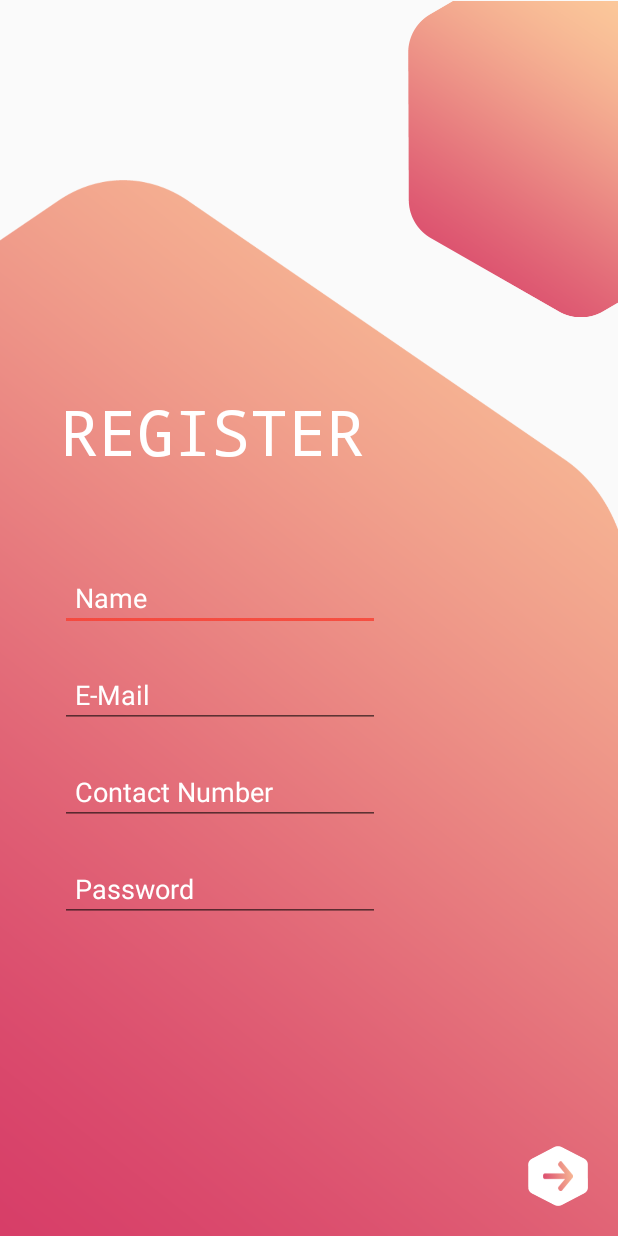
After one commit to kirito04/Real-Estate, an Android app: the RegisterActivity screen opened directly, with no data from a screen before it, on a phone screen of 412 x 824 dp. The commit adds this screen. Run offline under Robolectric (Android 15) with nearby library versions, the phone set to English and light mode, and no system bars; our stand-ins replace Firebase (no records; nobody signed in at launch, a user with empty details on screens opened directly).

Commit message:
Created register page UI and bla bla.....

```diff
--- a/app/src/main/AndroidManifest.xml
+++ b/app/src/main/AndroidManifest.xml
@@ -9,7 +9,8 @@
         android:roundIcon="@mipmap/ic_launcher_round"
         android:supportsRtl="true"
         android:theme="@style/AppTheme">
-        <activity android:name=".Activities.LoginActivity"></activity>
+        <activity android:name=".Activities.RegisterActivity"></activity>
+        <activity android:name=".Activities.LoginActivity" />
         <activity android:name=".Activities.MainActivity">
             <intent-filter>
                 <action android:name="android.intent.action.MAIN" />
--- a/app/src/main/java/com/example/realestate/Activities/LoginActivity.java
+++ b/app/src/main/java/com/example/realestate/Activities/LoginActivity.java
@@ -72,8 +72,26 @@ public class LoginActivity extends AppCompatActivity {
                 mUser = firebaseAuth.getCurrentUser();
                 if(mUser!=null){
                     // SIGNED IN
+                    String userId = mUser.getUid();
+                    mDatabaseRef.child(userId).addListenerForSingleValueEvent(new ValueEventListener() {
+                        @Override
+                        public void onDataChange(@NonNull DataSnapshot dataSnapshot) {
+                            if(dataSnapshot.exists()){       // Current user exists in registered user database--CUSTOMER
+                                Toast.makeText(LoginActivity.this,"Signed In as User",Toast.LENGTH_SHORT).show();
+                                // TODO Move to details activity for customer
+                            }else{                          // Current User does'nt exist in registered user database--ADMIN
+                                Toast.makeText(LoginActivity.this,"Signed In as Admin",Toast.LENGTH_SHORT).show();
+                                // TODO Move to details activity for admin
+                            }
+                            //finish();
+                        }
+
+                        @Override
+                        public void onCancelled(@NonNull DatabaseError databaseError) {
+
+                        }
+                    });
                     Toast.makeText(LoginActivity.this,"You are signed in",Toast.LENGTH_LONG).show();
-                    // TODO Move to details activity
                     //finish();
                 }else{
                     Toast.makeText(LoginActivity.this,"Not signed in",Toast.LENGTH_LONG).show();
@@ -98,7 +116,7 @@ public class LoginActivity extends AppCompatActivity {
             @Override
             public void onClick(View v) {
                 // TODO Go to register activity
-                //startActivity(new Intent(LoginActivity.this,RegisterActivity.class));
+                startActivity(new Intent(LoginActivity.this,RegisterActivity.class));
                 finish();
             }
         });
--- /dev/null
+++ b/app/src/main/java/com/example/realestate/Activities/RegisterActivity.java
@@ -0,0 +1,111 @@
+package com.example.realestate.Activities;
+
+import androidx.annotation.NonNull;
+import androidx.appcompat.app.AppCompatActivity;
+
+import android.content.Context;
+import android.content.Intent;
+import android.os.Bundle;
+import android.text.TextUtils;
+import android.util.Log;
+import android.view.View;
+import android.widget.Button;
+import android.widget.EditText;
+import android.widget.Toast;
+
+import com.example.realestate.R;
+import com.google.android.gms.tasks.OnCompleteListener;
+import com.google.android.gms.tasks.OnSuccessListener;
+import com.google.android.gms.tasks.Task;
+import com.google.firebase.auth.AuthResult;
+import com.google.firebase.auth.FirebaseAuth;
+import com.google.firebase.auth.FirebaseUser;
+import com.google.firebase.database.DatabaseReference;
+import com.google.firebase.database.FirebaseDatabase;
+
+public class RegisterActivity extends AppCompatActivity {
+
+    private EditText nameText;
+    private EditText emailText;
+    private EditText contactNumberText;
+    private EditText passwordText;
+    private Button signUpButton;
+
+    private FirebaseDatabase firebaseDatabase;
+    private DatabaseReference databaseReference;
+    private FirebaseAuth firebaseAuth;
+
+
+    @Override
+    protected void onCreate(Bundle savedInstanceState) {
+        super.onCreate(savedInstanceState);
+        setTheme(R.style.LoginPage);
+        setContentView(R.layout.activity_register);
+
+        getSupportActionBar().hide();
+
+        firebaseDatabase = FirebaseDatabase.getInstance();
+        databaseReference = firebaseDatabase.getReference("Registered Users");
+        firebaseAuth = FirebaseAuth.getInstance();
+
+        nameText = findViewById(R.id.registerNameID);
+        emailText = findViewById(R.id.registerMailID);
+        contactNumberText = findViewById(R.id.registerContactID);
+        passwordText = findViewById(R.id.registerPassID);
+        signUpButton = findViewById(R.id.registerSignupButtonID);
+
+
+        signUpButton.setOnClickListener(new View.OnClickListener() {
+            @Override
+            public void onClick(View v) {
+                String name = nameText.getText().toString().trim();
+                String email = emailText.getText().toString().trim();
+                String contactNumber = contactNumberText.getText().toString().trim();
+                String password = passwordText.getText().toString().trim();
+
+                if(!TextUtils.isEmpty(name)&&!TextUtils.isEmpty(email)&&!TextUtils.isEmpty(contactNumber)&&!TextUtils.isEmpty(password)){
+                    Log.d("ABCD","Clicked On SignUp Button and all fields filled");
+                    createUser(name,email,contactNumber,password);
+                }else{
+                    Toast.makeText(RegisterActivity.this, "Please fill all fields.", Toast.LENGTH_LONG).show();
+                }
+            }
+        });
+
+
+
+    }
+
+
+    private void createUser(final String name, final String email, final String contactNumber, final String password){
+
+        firebaseAuth.createUserWithEmailAndPassword(email,password).addOnSuccessListener(this, new OnSuccessListener<AuthResult>() {
+            @Override
+            public void onSuccess(AuthResult authResult) {
+                if(authResult!=null){
+
+                    Log.d("ABCD","authResult is not null");
+
+                    FirebaseUser user = authResult.getUser();
+
+                    DatabaseReference userData = databaseReference.child(user.getUid());
+                    userData.child("name").setValue(name);
+                    userData.child("email").setValue(email);
+                    userData.child("contact").setValue(contactNumber);
+                    userData.child("password").setValue(password);
+                    Toast.makeText(RegisterActivity.this,"SUCCESS",Toast.LENGTH_LONG).show();
+
+                    startActivity(new Intent(RegisterActivity.this,LoginActivity.class));
+                    finish();
+
+                }else{
+                    Log.w("ABCD", "createUserWithEmail:failure");
+                    Toast.makeText(RegisterActivity.this, "Authentication failed.",
+                            Toast.LENGTH_SHORT).show();
+                }
+            }
+        });
+
+    }
+
+}
--- a/app/src/main/res/layout/activity_login.xml
+++ b/app/src/main/res/layout/activity_login.xml
@@ -43,6 +43,7 @@
                 android:layout_height="wrap_content"
                 android:text="LOGIN"
                 android:textSize="34sp"
+                android:fontFamily="monospace"
                 android:textColor="@color/common_google_signin_btn_text_dark"/>
 
             <EditText
--- /dev/null
+++ b/app/src/main/res/layout/activity_register.xml
@@ -0,0 +1,120 @@
+<?xml version="1.0" encoding="utf-8"?>
+<LinearLayout xmlns:android="http://schemas.android.com/apk/res/android"
+    xmlns:app="http://schemas.android.com/apk/res-auto"
+    xmlns:tools="http://schemas.android.com/tools"
+    android:layout_width="match_parent"
+    android:layout_height="match_parent"
+    android:orientation="vertical"
+    tools:context=".Activities.RegisterActivity">
+
+    <FrameLayout
+        android:layout_width="match_parent"
+        android:layout_height="match_parent">
+
+        <ImageView
+            android:layout_width="match_parent"
+            android:layout_height="wrap_content"
+            android:src="@drawable/hexagone2"
+            android:scaleType="fitXY"
+            android:layout_marginTop="120dp"/>
+
+        <ImageView
+            android:layout_width="140dp"
+            android:layout_height="212dp"
+            android:layout_gravity="right"
+            android:src="@drawable/hexagone1"
+            />
+
+        <LinearLayout
+            android:layout_width="wrap_content"
+            android:layout_height="match_parent"
+            android:orientation="vertical"
+            android:layout_marginTop="40dp"
+            android:layout_marginLeft="20dp"
+            android:layout_marginBottom="40dp"
+            android:padding="20dp"
+            android:gravity="center">
+
+            <TextView
+                android:layout_width="match_parent"
+                android:layout_height="wrap_content"
+                android:fontFamily="monospace"
+                android:text="REGISTER"
+                android:layout_marginTop="50dp"
+                android:layout_marginBottom="40dp"
+                android:textColor="@color/common_google_signin_btn_text_dark"
+                android:textSize="42sp"/>
+
+            <EditText
+                android:id="@+id/registerNameID"
+                android:layout_width="wrap_content"
+                android:layout_height="wrap_content"
+                android:ems="10"
+                android:hint="Name"
+                android:inputType="textPersonName"
+                android:padding="10dp"
+                android:layout_marginTop="20dp"
+                android:textColor="#FFFFFF"
+                android:textColorHint="#FFFFFF" />
+
+            <EditText
+                android:id="@+id/registerMailID"
+                android:layout_width="wrap_content"
+                android:layout_height="wrap_content"
+                android:layout_marginTop="20dp"
+                android:ems="10"
+                android:hint="E-Mail"
+                android:inputType="textWebEmailAddress"
+                android:padding="10dp"
+                android:textColor="#FFFFFF"
+                android:textColorHint="#FFFFFF" />
+
+            <EditText
+                android:id="@+id/registerContactID"
+                android:layout_width="wrap_content"
+                android:layout_height="wrap_content"
+                android:layout_marginTop="20dp"
+                android:ems="10"
+                android:hint="Contact Number"
+                android:inputType="number"
+                android:padding="10dp"
+                android:textColor="#FFFFFF"
+                android:textColorHint="#FFFFFF" />
+            <EditText
+                android:id="@+id/registerPassID"
+                android:layout_width="wrap_content"
+                android:layout_height="wrap_content"
+                android:ems="10"
+                android:hint="Password"
+                android:inputType="textPassword"
+                android:padding="10dp"
+                android:layout_marginTop="20dp"
+                android:textColor="#FFFFFF"
+                android:textColorHint="#FFFFFF"/>
+
+        </LinearLayout>
+
+        <androidx.constraintlayout.widget.ConstraintLayout
+            android:layout_width="40dp"
+            android:layout_height="40dp"
+            android:layout_gravity="bottom|right"
+            android:layout_marginBottom="20dp"
+            android:layout_marginRight="20dp"
+            android:background="@drawable/white_hexagone">
+
+            <Button
+                android:id="@+id/registerSignupButtonID"
+                android:layout_width="20dp"
+                android:layout_height="20dp"
+                android:background="@drawable/right_arrow"
+                app:layout_constraintBottom_toBottomOf="parent"
+                app:layout_constraintEnd_toEndOf="parent"
+                app:layout_constraintStart_toStartOf="parent"
+                app:layout_constraintTop_toTopOf="parent" />
+
+
+        </androidx.constraintlayout.widget.ConstraintLayout>
+
+    </FrameLayout>
+
+</LinearLayout>
--- a/app/src/main/res/values/styles.xml
+++ b/app/src/main/res/values/styles.xml
@@ -10,7 +10,7 @@
     <style name="LoginPage" parent="Theme.AppCompat.DayNight.DarkActionBar">
 
         <item name="colorPrimary">#CEF96358</item>
-        <item name="colorPrimaryDark">#CEF83F31</item>
+        <item name="colorPrimaryDark">#CEFC8278</item>
         <item name="colorAccent">#CEF83F31</item>
     </style>
 
```
